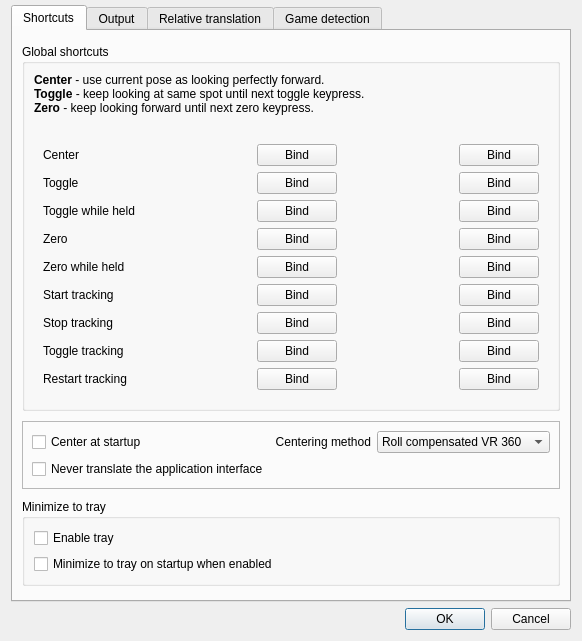
Qt form gui/settings-dialog.ui (opentrack/opentrack) before a commit.
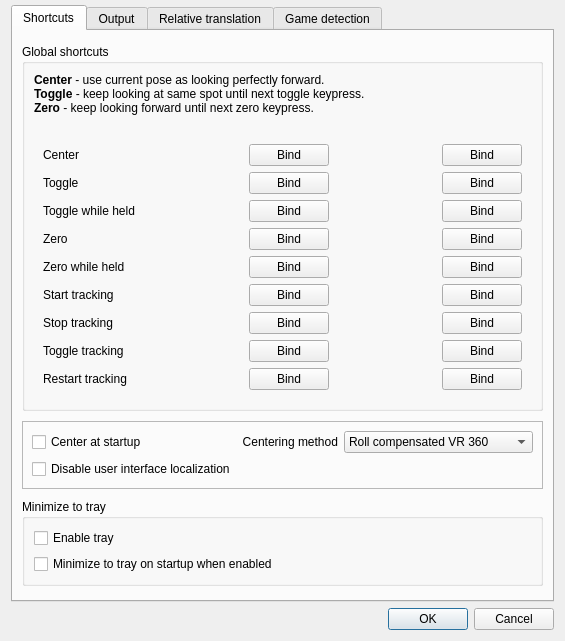
The same form after that commit. Icons and pictures are not drawn. Custom widgets are drawn as their Qt base class.

Commit message:
gui: reword user interface string
Suggested by: @GO63-samara
Issue: #1312

Diff of the .ui file:
```diff
--- a/gui/settings-dialog.ui
+++ b/gui/settings-dialog.ui
@@ -830,7 +830,7 @@
              </sizepolicy>
             </property>
             <property name="text">
-             <string>Never translate the application interface</string>
+             <string>Disable user interface localization</string>
             </property>
            </widget>
           </item>
```
The commit also changes 4 other files.
